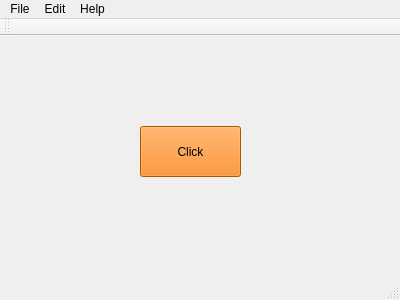
First picture: the form in Qtlanguage/mainwindow.ui, repository 16NIIT-LYL/LYL, before the edit.
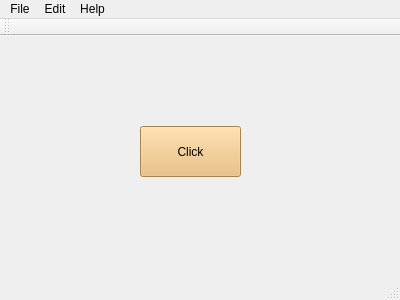
Second picture: the form after the edit.

```diff
--- a/Qtlanguage/mainwindow.ui
+++ b/Qtlanguage/mainwindow.ui
@@ -24,7 +24,7 @@
      </rect>
     </property>
     <property name="styleSheet">
-     <string notr="true">background-color: rgb(245, 121, 0);</string>
+     <string notr="true">background-color: rgb(233, 185, 110);</string>
     </property>
     <property name="text">
      <string>Click</string>
```
